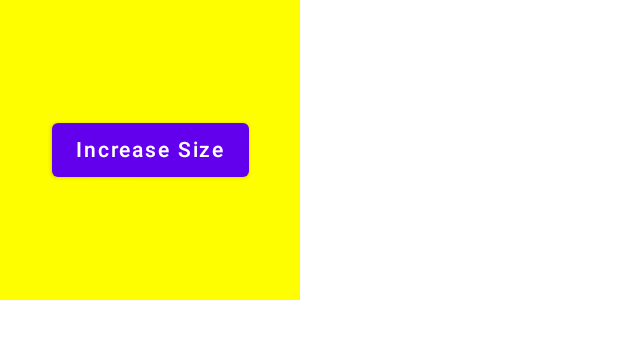
After one commit to AleksArm/jetpackComposeSimples, an Android app built with Jetpack Compose: the @Preview function Animation, on a phone screen of 412 x 824 dp. The commit adds this screen. Shown: the top 339 px of the screen. Run offline under Robolectric (Android 15) with nearby library versions, the phone set to English and light mode, and no system bars.

Commit message:
added side effect example and progress bar examle wit animation

```diff
--- /dev/null
+++ b/app/src/main/java/com/highestaim/jetpacksamples/Animation.kt
@@ -0,0 +1,70 @@
+package com.highestaim.jetpacksamples
+
+import androidx.compose.animation.animateColor
+import androidx.compose.animation.core.*
+import androidx.compose.foundation.background
+import androidx.compose.foundation.layout.Box
+import androidx.compose.foundation.layout.size
+import androidx.compose.material.Button
+import androidx.compose.material.Text
+import androidx.compose.runtime.*
+import androidx.compose.ui.Alignment
+import androidx.compose.ui.Modifier
+import androidx.compose.ui.graphics.Color.Companion.Red
+import androidx.compose.ui.graphics.Color.Companion.Yellow
+import androidx.compose.ui.tooling.preview.Preview
+import androidx.compose.ui.unit.dp
+
+@Composable
+@Preview
+fun Animation() {
+
+    var sizeState by remember {
+        mutableStateOf(200.dp)
+    }
+
+    val size by animateDpAsState(
+        targetValue = sizeState,
+        /*tween(
+            durationMillis = 3000,
+            delayMillis = 300,
+            easing = LinearOutSlowInEasing
+        )*/
+        /*spring(
+            Spring.DampingRatioHighBouncy
+        )*/
+        keyframes {
+            durationMillis = 5000
+            sizeState at 0 with LinearEasing
+            sizeState * 1.5f at 1000 with FastOutLinearInEasing
+            sizeState * 2f at 5000
+        }
+    )
+
+    val infinityTransition = rememberInfiniteTransition()
+
+    val color by infinityTransition.animateColor(
+        initialValue = Red,
+        targetValue = Yellow,
+        animationSpec = infiniteRepeatable(
+            tween(
+                durationMillis = 2000
+            ),
+            repeatMode = RepeatMode.Reverse
+        )
+    )
+
+    Box(
+        modifier = Modifier
+            .size(size)
+            .background(color = color),
+        contentAlignment = Alignment.Center
+    ) {
+        Button(onClick = {
+            sizeState += 50.dp
+        }) {
+            Text(text = "Increase Size")
+        }
+    }
+
+}
```
Also changed, not shown: app/src/main/java/com/highestaim/jetpacksamples/CircularProgressBar.kt (added, +72 -0 lines), app/src/main/java/com/highestaim/jetpacksamples/MainActivity.kt (+17 -1 lines), app/src/main/java/com/highestaim/jetpacksamples/SideEffects.kt (added, +32 -0 lines).
